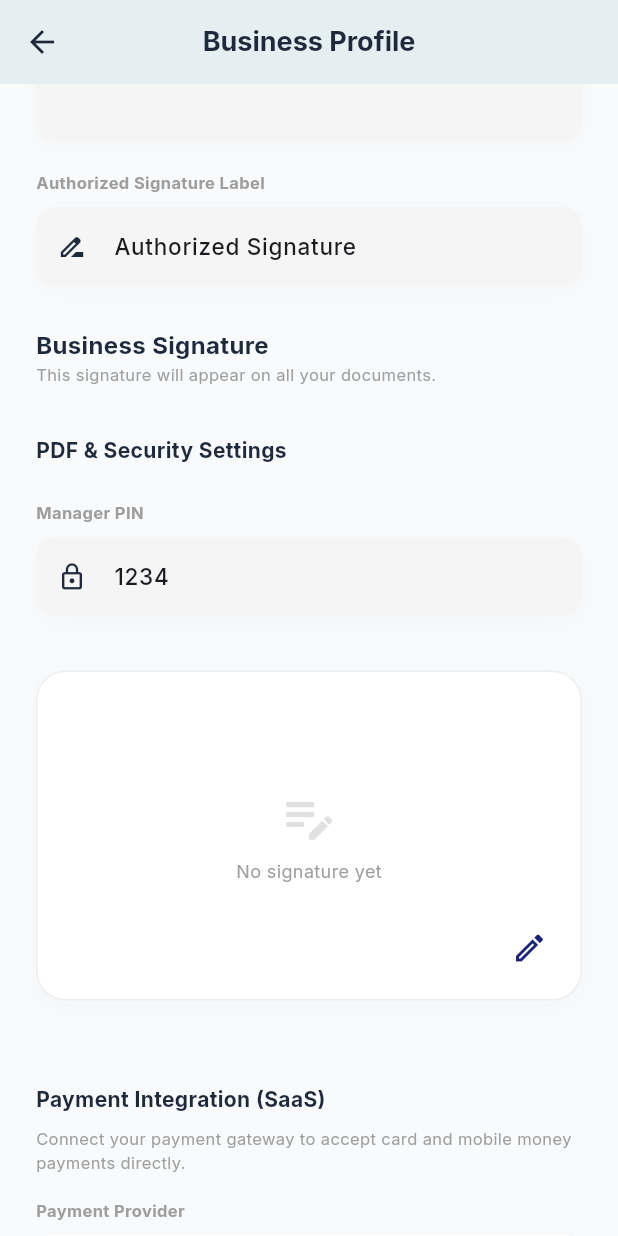
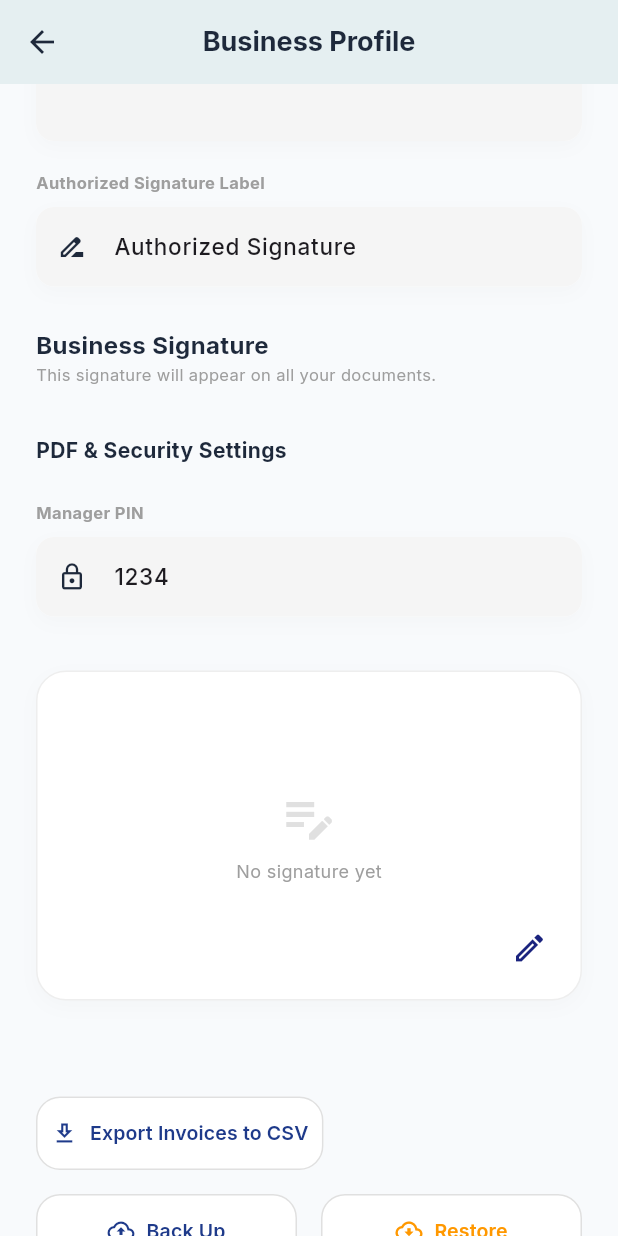
Before and after one commit to newman7890/DOCARA-INVOICE-AND-RECEIPT, a Flutter app: the BusinessProfileScreen screen opened directly, scrolled down 1152 dp, on a phone screen of 412 x 824 dp. Run offline on Flutter 3.47's test engine with Material 3 defaults, Android fonts, the phone set to English and light mode, and no system bars; our stand-ins replace barcode_widget, csv, file_picker, fl_chart, flutter_markdown, google_fonts and 8 more; missing offline and left inert: gal, mobile_scanner; accounts and stored records are empty.

Commit message:
Removed all payment gateway integration code and dependencies

```diff
--- a/lib/models/invoice.dart
+++ b/lib/models/invoice.dart
@@ -8,7 +8,6 @@ enum PaymentMethod { cash, momo, transfer }
 
 enum PdfTemplate { sidebar, classic, minimalist }
 
-enum PaymentGateway { none, stripe, paystack, paypal }
 
 enum ChartPeriod { daily, weekly, monthly, yearly }
 
@@ -29,11 +28,6 @@ class BusinessInfo {
   final String? pdfSignatureLabel;
   final PdfTemplate pdfTemplate;
   final String? managerPin;
-  final PaymentGateway paymentGateway;
-  final String gatewayPublicKey;
-  final String gatewaySecretKey;
-  final bool isPaymentEnabled;
-  final bool isLiveMode;
 
   BusinessInfo({
     required this.name,
@@ -52,11 +46,6 @@ class BusinessInfo {
     this.pdfSignatureLabel,
     this.pdfTemplate = PdfTemplate.sidebar,
     this.managerPin = '1234',
-    this.paymentGateway = PaymentGateway.none,
-    this.gatewayPublicKey = '',
-    this.gatewaySecretKey = '',
-    this.isPaymentEnabled = false,
-    this.isLiveMode = false,
   });
 
   Map<String, dynamic> toMap() {
@@ -77,11 +66,6 @@ class BusinessInfo {
       'pdfSignatureLabel': pdfSignatureLabel,
       'pdfTemplate': pdfTemplate.index,
       'managerPin': managerPin,
-      'paymentGateway': paymentGateway.index,
-      'gatewayPublicKey': gatewayPublicKey,
-      'gatewaySecretKey': gatewaySecretKey,
-      'isPaymentEnabled': isPaymentEnabled,
-      'isLiveMode': isLiveMode,
     };
   }
 
@@ -103,11 +87,6 @@ class BusinessInfo {
       pdfSignatureLabel: map['pdfSignatureLabel'],
       pdfTemplate: PdfTemplate.values[map['pdfTemplate'] ?? 0],
       managerPin: map['managerPin'],
-      paymentGateway: PaymentGateway.values[map['paymentGateway'] ?? 0],
-      gatewayPublicKey: map['gatewayPublicKey'] ?? '',
-      gatewaySecretKey: map['gatewaySecretKey'] ?? '',
-      isPaymentEnabled: map['isPaymentEnabled'] ?? false,
-      isLiveMode: map['isLiveMode'] ?? false,
     );
   }
 
@@ -128,11 +107,6 @@ class BusinessInfo {
     String? pdfSignatureLabel,
     PdfTemplate? pdfTemplate,
     String? managerPin,
-    PaymentGateway? paymentGateway,
-    String? gatewayPublicKey,
-    String? gatewaySecretKey,
-    bool? isPaymentEnabled,
-    bool? isLiveMode,
   }) {
     return BusinessInfo(
       name: name ?? this.name,
@@ -151,11 +125,6 @@ class BusinessInfo {
       pdfSignatureLabel: pdfSignatureLabel ?? this.pdfSignatureLabel,
       pdfTemplate: pdfTemplate ?? this.pdfTemplate,
       managerPin: managerPin ?? this.managerPin,
-      paymentGateway: paymentGateway ?? this.paymentGateway,
-      gatewayPublicKey: gatewayPublicKey ?? this.gatewayPublicKey,
-      gatewaySecretKey: gatewaySecretKey ?? this.gatewaySecretKey,
-      isPaymentEnabled: isPaymentEnabled ?? this.isPaymentEnabled,
-      isLiveMode: isLiveMode ?? this.isLiveMode,
     );
   }
 
--- a/lib/screens/business_profile_screen.dart
+++ b/lib/screens/business_profile_screen.dart
@@ -37,11 +37,6 @@ class _BusinessProfileScreenState extends State<BusinessProfileScreen> {
   late SignatureController _signatureController;
   bool _isSigning = false;
   late PdfTemplate _selectedTemplate;
-  late PaymentGateway _selectedGateway;
-  late TextEditingController _publicKeyController;
-  late TextEditingController _secretKeyController;
-  bool _isPaymentEnabled = false;
-  bool _isLiveMode = false;
 
   @override
   void initState() {
@@ -59,18 +54,7 @@ class _BusinessProfileScreenState extends State<BusinessProfileScreen> {
     _managerPinController = TextEditingController(text: biz?.managerPin ?? '1234');
     _logoPath = biz?.logoPath;
     _signaturePath = biz?.signaturePath;
-    _selectedCurrency = biz?.currency ?? 'GHS';
-    // Migrate old symbols to ISO codes
-    if (_selectedCurrency == '\u20B5' || _selectedCurrency == '₵') _selectedCurrency = 'GHS';
-    if (_selectedCurrency == '\$') _selectedCurrency = 'USD';
-    if (_selectedCurrency == '\u20A6' || _selectedCurrency == '₦') _selectedCurrency = 'NGN';
-
     _selectedTemplate = biz?.pdfTemplate ?? PdfTemplate.sidebar;
-    _selectedGateway = biz?.paymentGateway ?? PaymentGateway.none;
-    _publicKeyController = TextEditingController(text: biz?.gatewayPublicKey);
-    _secretKeyController = TextEditingController(text: biz?.gatewaySecretKey);
-    _isPaymentEnabled = biz?.isPaymentEnabled ?? false;
-    _isLiveMode = biz?.isLiveMode ?? false;
 
     _signatureController = SignatureController(
       penStrokeWidth: 3,
@@ -90,8 +74,6 @@ class _BusinessProfileScreenState extends State<BusinessProfileScreen> {
     _signatureLabelController.dispose();
     _termsContentController.dispose();
     _managerPinController.dispose();
-    _publicKeyController.dispose();
-    _secretKeyController.dispose();
     _signatureController.dispose();
     super.dispose();
   }
@@ -179,11 +161,6 @@ class _BusinessProfileScreenState extends State<BusinessProfileScreen> {
           pdfSignatureLabel: _signatureLabelController.text,
           pdfTemplate: _selectedTemplate,
           managerPin: _managerPinController.text,
-          paymentGateway: _selectedGateway,
-          gatewayPublicKey: _publicKeyController.text,
-          gatewaySecretKey: _secretKeyController.text,
-          isPaymentEnabled: _isPaymentEnabled,
-          isLiveMode: _isLiveMode,
         );
 
         await settingsProvider.updateBusinessInfo(info);
@@ -446,43 +423,7 @@ class _BusinessProfileScreenState extends State<BusinessProfileScreen> {
               const SizedBox(height: 16),
               _buildSignatureBox(),
 
-              const SizedBox(height: 40),
-              _buildSectionHeader('Payment Integration (SaaS)'),
-              const Text('Connect your payment gateway to accept card and mobile money payments directly.', style: TextStyle(fontSize: 11, color: Colors.grey)),
-              const SizedBox(height: 16),
-
-              const Text('Payment Provider', style: TextStyle(fontSize: 11, color: Colors.grey, fontWeight: FontWeight.bold)),
-              const SizedBox(height: 8),
-              _buildGatewayDropdown(),
-              const SizedBox(height: 20),
-
-              if (_selectedGateway != PaymentGateway.none) ...[
-                _buildCustomField('Gateway Public Key', _publicKeyController, Icons.vpn_key_outlined),
-                _buildCustomField('Gateway Secret Key', _secretKeyController, Icons.lock_person_outlined, isPassword: true),
-                Row(
-                  children: [
-                    Expanded(
-                      child: SwitchListTile(
-                        title: const Text('Enable Payments', style: TextStyle(fontSize: 13, fontWeight: FontWeight.bold)),
-                        subtitle: const Text('Allow customers to pay via gateway', style: TextStyle(fontSize: 11)),
-                        value: _isPaymentEnabled,
-                        onChanged: (val) => setState(() => _isPaymentEnabled = val),
-                        contentPadding: EdgeInsets.zero,
-                      ),
-                    ),
-                    Expanded(
-                      child: SwitchListTile(
-                        title: const Text('Live Mode', style: TextStyle(fontSize: 13, fontWeight: FontWeight.bold)),
-                        subtitle: const Text('Switch between Test and Real money', style: TextStyle(fontSize: 11)),
-                        value: _isLiveMode,
-                        onChanged: (val) => setState(() => _isLiveMode = val),
-                        contentPadding: EdgeInsets.zero,
-                      ),
-                    ),
-                  ],
-                ),
-                const SizedBox(height: 20),
-              ],
+              const SizedBox(height: 24),
 
               const SizedBox(height: 40),
               _buildActionButton(Icons.download_outlined, 'Export Invoices to CSV', _exportInvoicesToCSV),
@@ -611,50 +552,6 @@ class _BusinessProfileScreenState extends State<BusinessProfileScreen> {
     );
   }
 
-  Widget _buildGatewayDropdown() {
-    return Container(
-      padding: const EdgeInsets.symmetric(horizontal: 12),
-      decoration: BoxDecoration(
-        color: Colors.white,
-        borderRadius: BorderRadius.circular(12),
-        boxShadow: [
-          BoxShadow(
-            color: Colors.black.withValues(alpha: 0.02),
-            blurRadius: 10,
-            offset: const Offset(0, 4),
-          ),
-        ],
-      ),
-      child: DropdownButtonHideUnderline(
-        child: DropdownButton<PaymentGateway>(
-          value: _selectedGateway,
-          isExpanded: true,
-          icon: const Icon(Icons.keyboard_arrow_down, color: Colors.grey),
-          items: PaymentGateway.values.map((val) {
-            return DropdownMenuItem<PaymentGateway>(
-              value: val,
-              child: Row(
-                children: [
-                  Icon(
-                    val == PaymentGateway.none ? Icons.money_off_outlined : Icons.account_balance_outlined,
-                    color: const Color(0xFF1E293B),
-                    size: 20
-                  ),
-                  const SizedBox(width: 12),
-                  Text(val.name.toUpperCase(), style: const TextStyle(fontSize: 15, fontWeight: FontWeight.w500)),
-                ],
-              ),
-            );
-          }).toList(),
-          onChanged: (val) {
-            if (val != null) {
-              setState(() => _selectedGateway = val);
-            }
-          },
-        ),
-      ),
-    );
-  }
 
   Future<void> _saveSignature() async {
     if (_signatureController.isNotEmpty) {
--- a/lib/screens/invoice_editor_screen.dart
+++ b/lib/screens/invoice_editor_screen.dart
@@ -8,7 +8,6 @@ import 'package:permission_handler/permission_handler.dart';
 import '../models/invoice.dart';
 import '../providers/invoice_provider.dart';
 import '../providers/settings_provider.dart';
-import '../services/payment_service.dart';
 import 'pdf_preview_screen.dart';
 
 class InvoiceEditorScreen extends StatefulWidget {
--- a/pubspec.yaml
+++ b/pubspec.yaml
@@ -57,7 +57,6 @@ dependencies:
   uuid: ^4.5.3
   flutter_markdown: ^0.7.7+1
   http: ^1.6.0
-  flutter_paystack_max: ^1.0.6
 
 dev_dependencies:
   flutter_test:
```
Also changed, not shown: lib/services/payment_service.dart (deleted, +0 -173 lines), pubspec.lock.
